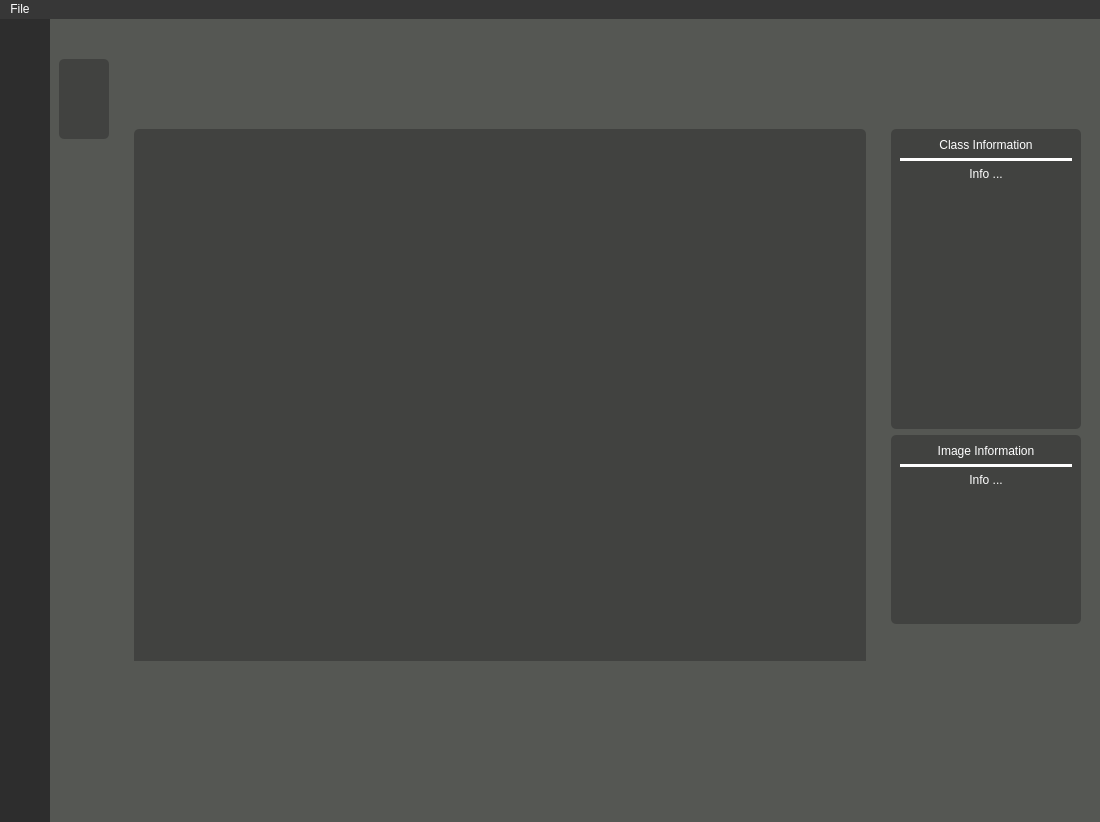
Before: the Qt Designer form yoloAnt.ui in Lachie1011/YoloAnt, drawn with Qt 5.
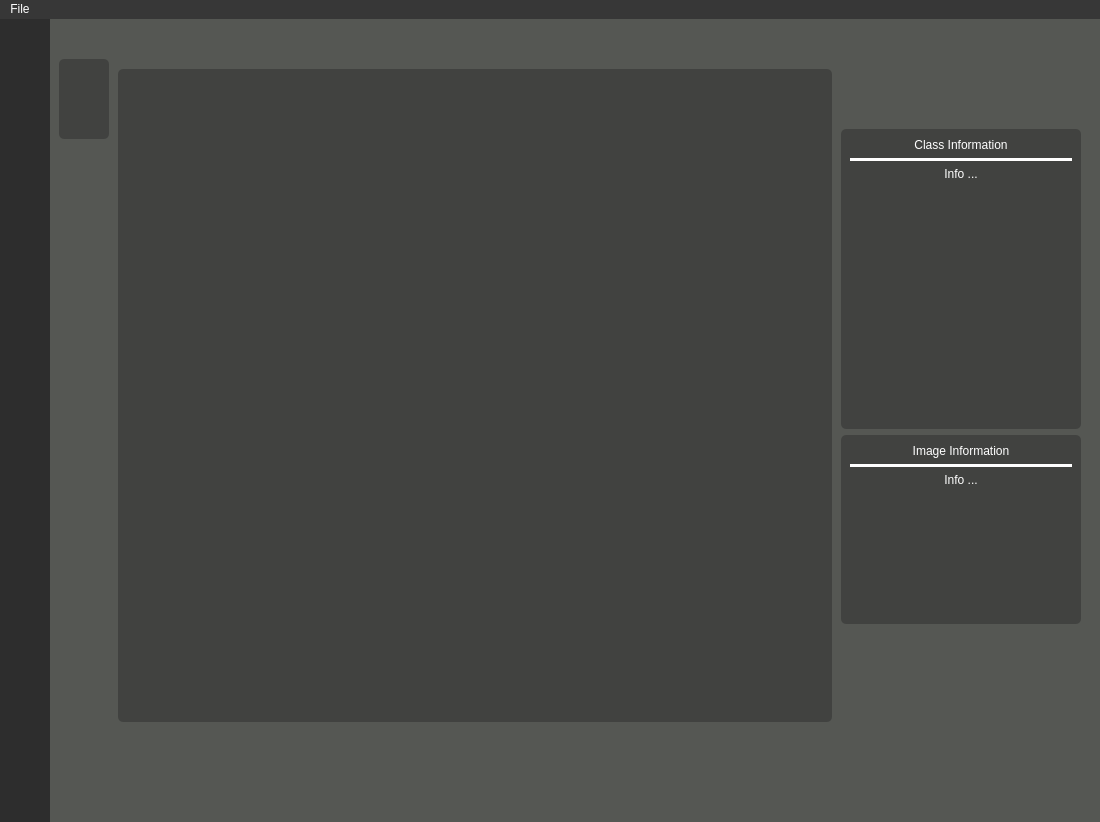
After: the same form once the commit is applied. Icons and pictures are not drawn.

Commit message: Added resizing to image frame, image lbl size persists based on ratio/ threshold yet to explore

Diff of the .ui file:
```diff
--- a/yoloAnt.ui
+++ b/yoloAnt.ui
@@ -712,31 +712,21 @@
             </widget>
            </item>
            <item>
-            <spacer name="horizontalSpacer_4">
-             <property name="orientation">
-              <enum>Qt::Horizontal</enum>
+            <widget class="QFrame" name="stageFrame">
+             <property name="sizePolicy">
+              <sizepolicy hsizetype="Expanding" vsizetype="Expanding">
+               <horstretch>0</horstretch>
+               <verstretch>0</verstretch>
+              </sizepolicy>
              </property>
-             <property name="sizeHint" stdset="0">
-              <size>
-               <width>40</width>
-               <height>20</height>
-              </size>
-             </property>
-            </spacer>
-           </item>
-           <item>
-            <widget class="QFrame" name="imageFrame">
              <property name="minimumSize">
               <size>
-               <width>750</width>
-               <height>600</height>
+               <width>600</width>
+               <height>700</height>
               </size>
              </property>
-             <property name="maximumSize">
-              <size>
-               <width>16777215</width>
-               <height>600</height>
-              </size>
+             <property name="layoutDirection">
+              <enum>Qt::RightToLeft</enum>
              </property>
              <property name="frameShape">
               <enum>QFrame::StyledPanel</enum>
@@ -744,9 +734,21 @@
              <property name="frameShadow">
               <enum>QFrame::Raised</enum>
              </property>
-             <layout class="QVBoxLayout" name="verticalLayout_7">
+             <layout class="QVBoxLayout" name="verticalLayout_14">
+              <property name="spacing">
+               <number>0</number>
+              </property>
+              <property name="sizeConstraint">
+               <enum>QLayout::SetNoConstraint</enum>
+              </property>
+              <property name="topMargin">
+               <number>50</number>
+              </property>
+              <property name="bottomMargin">
+               <number>50</number>
+              </property>
               <item>
-               <widget class="QLabel" name="imageLbl">
+               <widget class="QFrame" name="imageFrame">
                 <property name="sizePolicy">
                  <sizepolicy hsizetype="Expanding" vsizetype="Expanding">
                   <horstretch>0</horstretch>
@@ -755,42 +757,105 @@
                 </property>
                 <property name="minimumSize">
                  <size>
-                  <width>600</width>
+                  <width>550</width>
                   <height>550</height>
                  </size>
                 </property>
+                <property name="maximumSize">
+                 <size>
+                  <width>16777215</width>
+                  <height>16777215</height>
+                 </size>
+                </property>
                 <property name="layoutDirection">
-                 <enum>Qt::LeftToRight</enum>
+                 <enum>Qt::RightToLeft</enum>
                 </property>
                 <property name="styleSheet">
                  <string notr="true">background-color: rgb(65, 66, 64);
 border-radius: 5px;</string>
                 </property>
-                <property name="lineWidth">
-                 <number>1</number>
+                <property name="frameShape">
+                 <enum>QFrame::StyledPanel</enum>
                 </property>
-                <property name="text">
-                 <string/>
+                <property name="frameShadow">
+                 <enum>QFrame::Raised</enum>
                 </property>
-                <property name="pixmap">
-                 <pixmap>icons/testImage.jpg</pixmap>
-                </property>
-                <property name="scaledContents">
-                 <bool>false</bool>
-                </property>
-                <property name="alignment">
-                 <set>Qt::AlignCenter</set>
-                </property>
+                <layout class="QVBoxLayout" name="verticalLayout_7" stretch="0">
+                 <property name="spacing">
+                  <number>0</number>
+                 </property>
+                 <property name="leftMargin">
+                  <number>30</number>
+                 </property>
+                 <property name="topMargin">
+                  <number>30</number>
+                 </property>
+                 <property name="rightMargin">
+                  <number>30</number>
+                 </property>
+                 <property name="bottomMargin">
+                  <number>30</number>
+                 </property>
+                 <item>
+                  <widget class="QLabel" name="imageLbl">
+                   <property name="sizePolicy">
+                    <sizepolicy hsizetype="Expanding" vsizetype="Expanding">
+                     <horstretch>0</horstretch>
+                     <verstretch>0</verstretch>
+                    </sizepolicy>
+                   </property>
+                   <property name="minimumSize">
+                    <size>
+                     <width>500</width>
+                     <height>475</height>
+                    </size>
+                   </property>
+                   <property name="layoutDirection">
+                    <enum>Qt::RightToLeft</enum>
+                   </property>
+                   <property name="styleSheet">
+                    <string notr="true"/>
+                   </property>
+                   <property name="lineWidth">
+                    <number>1</number>
+                   </property>
+                   <property name="text">
+                    <string/>
+                   </property>
+                   <property name="pixmap">
+                    <pixmap>icons/testImage.jpg</pixmap>
+                   </property>
+                   <property name="scaledContents">
+                    <bool>false</bool>
+                   </property>
+                   <property name="alignment">
+                    <set>Qt::AlignCenter</set>
+                   </property>
+                  </widget>
+                 </item>
+                </layout>
                </widget>
               </item>
               <item>
-               <widget class="QFrame" name="frame">
+               <widget class="QFrame" name="navigationFrame">
+                <property name="sizePolicy">
+                 <sizepolicy hsizetype="Preferred" vsizetype="MinimumExpanding">
+                  <horstretch>0</horstretch>
+                  <verstretch>0</verstretch>
+                 </sizepolicy>
+                </property>
                 <property name="minimumSize">
                  <size>
                   <width>0</width>
                   <height>50</height>
                  </size>
                 </property>
+                <property name="maximumSize">
+                 <size>
+                  <width>16777215</width>
+                  <height>30</height>
+                 </size>
+                </property>
                 <property name="frameShape">
                  <enum>QFrame::StyledPanel</enum>
                 </property>
@@ -988,30 +1053,17 @@
              </layout>
             </widget>
            </item>
-           <item>
-            <spacer name="horizontalSpacer_5">
-             <property name="orientation">
-              <enum>Qt::Horizontal</enum>
-             </property>
-             <property name="sizeHint" stdset="0">
-              <size>
-               <width>40</width>
-               <height>20</height>
-              </size>
-             </property>
-            </spacer>
-           </item>
            <item>
             <widget class="QFrame" name="informationFrame">
              <property name="sizePolicy">
-              <sizepolicy hsizetype="Expanding" vsizetype="Expanding">
+              <sizepolicy hsizetype="Maximum" vsizetype="Expanding">
                <horstretch>0</horstretch>
                <verstretch>0</verstretch>
               </sizepolicy>
              </property>
              <property name="minimumSize">
               <size>
-               <width>200</width>
+               <width>250</width>
                <height>0</height>
               </size>
              </property>
```
The commit also changes 1 other file.
